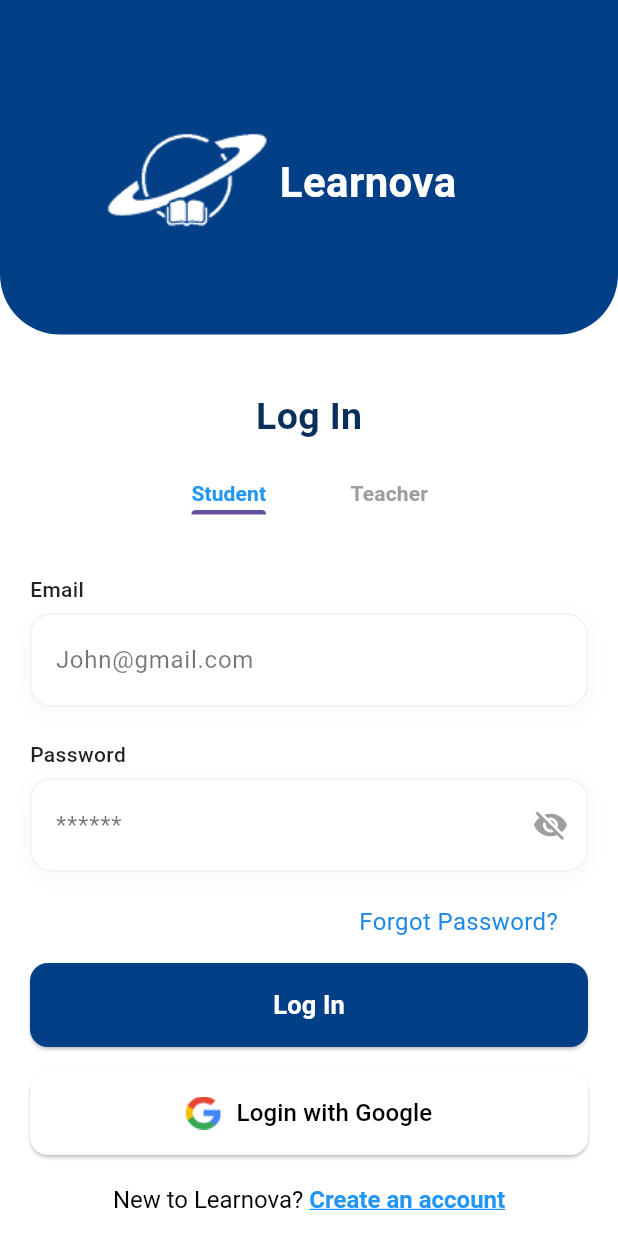
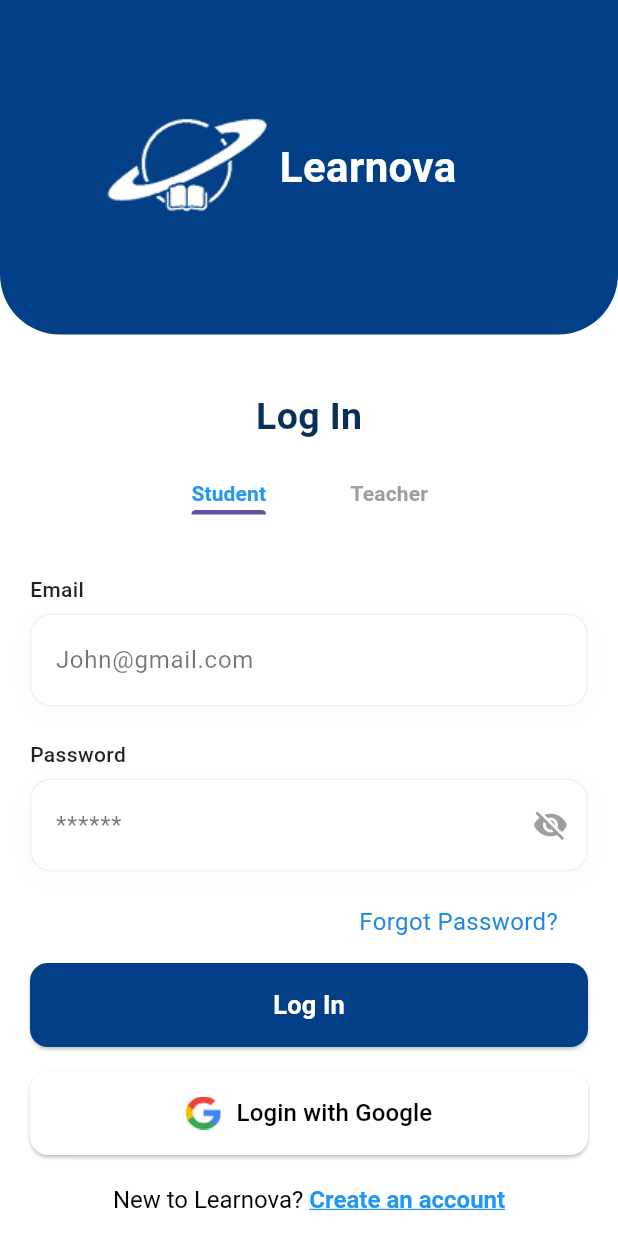
Before and after one commit to mahfujar22/Learnova_Project, a Flutter app: the screen it shows after launch, on a phone screen of 412 x 824 dp. Run offline on Flutter 3.47's test engine with Material 3 defaults, Android fonts, the phone set to English and light mode, and no system bars.

Commit message:
project data updated

```diff
--- a/lib/appbar.dart
+++ b/lib/appbar.dart
@@ -1,4 +1,5 @@
 import 'package:flutter/material.dart';
+
 import 'package:task_project/screens/log_in_screen.dart';
 
 class Learnova extends StatelessWidget {
--- a/lib/screens/create_account_screen.dart
+++ b/lib/screens/create_account_screen.dart
@@ -36,7 +36,7 @@
             Container(
               height: 223,
               width: 430,
-              padding: const EdgeInsets.only(top: 60, bottom: 40),
+              alignment: Alignment.center,
               decoration: const BoxDecoration(
                 color: Color(0xFF023F86),
                 borderRadius: BorderRadius.only(
--- a/lib/screens/log_in_screen.dart
+++ b/lib/screens/log_in_screen.dart
@@ -34,7 +34,7 @@
             Container(
               height: 223,
               width: 430,
-              padding: const EdgeInsets.only(top: 60, bottom: 40),
+              alignment: Alignment.center,
               decoration: const BoxDecoration(
                 color: Color(0xFF023F86),
                 borderRadius: BorderRadius.only(
--- a/pubspec.yaml
+++ b/pubspec.yaml
@@ -26,6 +26,7 @@
     sdk: flutter
 
   cupertino_icons: ^1.0.8
+  flutter_screenutil: ^5.9.3
 
 dev_dependencies:
   flutter_test:
```
Also changed, not shown: pubspec.lock.
